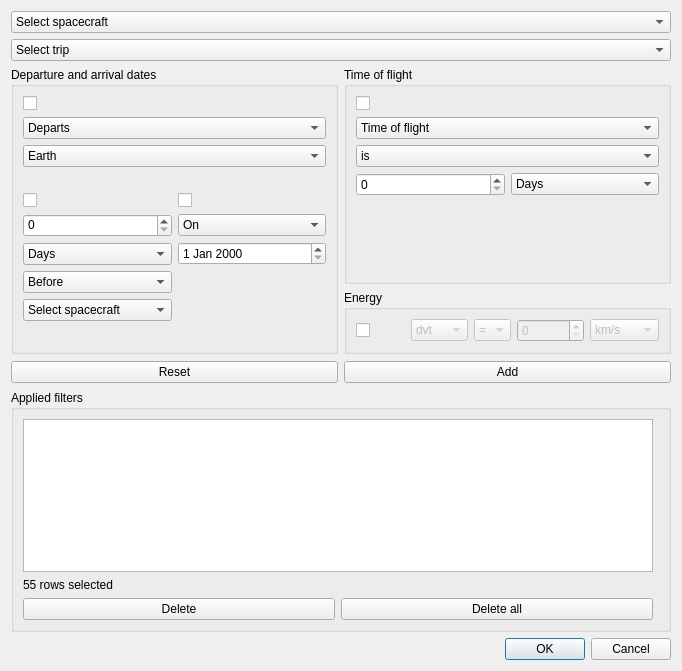
Before: the Qt Designer form src/sonet_pcp_filter_qt.ui in jorialand/sonet_tfm_horia, drawn with Qt 5.
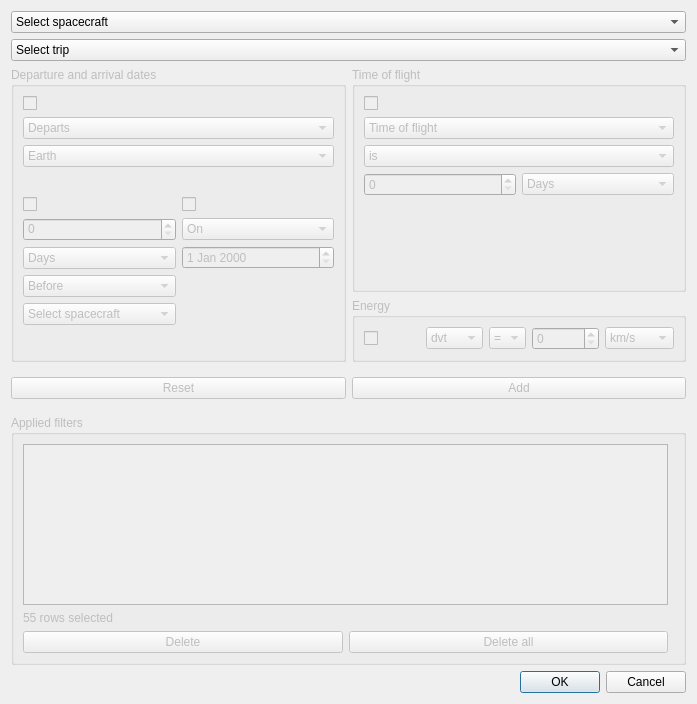
After: the same form once the commit is applied.

```diff
--- a/src/sonet_pcp_filter_qt.ui
+++ b/src/sonet_pcp_filter_qt.ui
@@ -9,8 +9,8 @@
    <rect>
     <x>0</x>
     <y>0</y>
-    <width>682</width>
-    <height>671</height>
+    <width>697</width>
+    <height>704</height>
    </rect>
   </property>
   <property name="windowTitle">
@@ -20,7 +20,7 @@
    <item row="17" column="0" colspan="2">
     <widget class="QGroupBox" name="bottom_group_box">
      <property name="enabled">
-      <bool>true</bool>
+      <bool>false</bool>
      </property>
      <property name="title">
       <string>Applied filters</string>
@@ -33,7 +33,7 @@
           <item>
            <widget class="QPushButton" name="pb_add_4">
             <property name="enabled">
-             <bool>true</bool>
+             <bool>false</bool>
             </property>
             <property name="text">
              <string>Delete</string>
@@ -43,7 +43,7 @@
           <item>
            <widget class="QPushButton" name="pb_add">
             <property name="enabled">
-             <bool>true</bool>
+             <bool>false</bool>
             </property>
             <property name="text">
              <string>Delete all</string>
@@ -55,7 +55,7 @@
         <item row="1" column="0" colspan="2">
          <widget class="QLabel" name="label">
           <property name="enabled">
-           <bool>true</bool>
+           <bool>false</bool>
           </property>
           <property name="text">
            <string>55 rows selected</string>
@@ -65,7 +65,7 @@
         <item row="0" column="0">
          <widget class="QTableView" name="applied_filters_table_view">
           <property name="enabled">
-           <bool>true</bool>
+           <bool>false</bool>
           </property>
          </widget>
         </item>
@@ -77,7 +77,7 @@
    <item row="4" column="0">
     <spacer name="verticalSpacer_5">
      <property name="enabled">
-      <bool>true</bool>
+      <bool>false</bool>
      </property>
      <property name="orientation">
       <enum>Qt::Vertical</enum>
@@ -93,7 +93,7 @@
    <item row="10" column="0">
     <spacer name="verticalSpacer_6">
      <property name="enabled">
-      <bool>true</bool>
+      <bool>false</bool>
      </property>
      <property name="orientation">
       <enum>Qt::Vertical</enum>
@@ -136,7 +136,7 @@
      <item>
       <widget class="QPushButton" name="pb_clean">
        <property name="enabled">
-        <bool>true</bool>
+        <bool>false</bool>
        </property>
        <property name="text">
         <string>Reset</string>
@@ -146,7 +146,7 @@
      <item>
       <widget class="QPushButton" name="pb_add_6">
        <property name="enabled">
-        <bool>true</bool>
+        <bool>false</bool>
        </property>
        <property name="text">
         <string>Add</string>
@@ -160,7 +160,7 @@
      <item row="1" column="2">
       <widget class="QGroupBox" name="time_of_flight_group_box">
        <property name="enabled">
-        <bool>true</bool>
+        <bool>false</bool>
        </property>
        <property name="sizePolicy">
         <sizepolicy hsizetype="Expanding" vsizetype="Preferred">
@@ -180,7 +180,7 @@
           <item row="0" column="0" colspan="2">
            <widget class="QComboBox" name="combo_time_of_flight">
             <property name="enabled">
-             <bool>true</bool>
+             <bool>false</bool>
             </property>
             <item>
              <property name="text">
@@ -192,7 +192,7 @@
           <item row="1" column="0" colspan="2">
            <widget class="QComboBox" name="combo_time_of_flight_operator">
             <property name="enabled">
-             <bool>true</bool>
+             <bool>false</bool>
             </property>
             <item>
              <property name="text">
@@ -214,14 +214,14 @@
           <item row="3" column="0">
            <widget class="QSpinBox" name="spin_number_2">
             <property name="enabled">
-             <bool>true</bool>
+             <bool>false</bool>
             </property>
            </widget>
           </item>
           <item row="3" column="1">
            <widget class="QComboBox" name="combo_time_scale_2">
             <property name="enabled">
-             <bool>true</bool>
+             <bool>false</bool>
             </property>
             <item>
              <property name="text">
@@ -250,7 +250,7 @@
         <item row="2" column="0">
          <spacer name="verticalSpacer_4">
           <property name="enabled">
-           <bool>true</bool>
+           <bool>false</bool>
           </property>
           <property name="orientation">
            <enum>Qt::Vertical</enum>
@@ -266,7 +266,7 @@
         <item row="0" column="0">
          <widget class="QCheckBox" name="cb_time_of_flight">
           <property name="enabled">
-           <bool>true</bool>
+           <bool>false</bool>
           </property>
           <property name="text">
            <string/>
@@ -279,7 +279,7 @@
      <item row="2" column="2">
       <widget class="QGroupBox" name="energy_group_box">
        <property name="enabled">
-        <bool>true</bool>
+        <bool>false</bool>
        </property>
        <property name="title">
         <string>Energy</string>
@@ -288,7 +288,7 @@
         <item>
          <widget class="QCheckBox" name="cb_energy">
           <property name="enabled">
-           <bool>true</bool>
+           <bool>false</bool>
           </property>
           <property name="text">
            <string/>
@@ -396,7 +396,7 @@
      <item row="1" column="1" rowspan="2">
       <widget class="QGroupBox" name="top_left_group_box">
        <property name="enabled">
-        <bool>true</bool>
+        <bool>false</bool>
        </property>
        <property name="title">
         <string>Departure and arrival dates</string>
@@ -407,7 +407,7 @@
           <item>
            <widget class="QCheckBox" name="cb_time_of_flight_2">
             <property name="enabled">
-             <bool>true</bool>
+             <bool>false</bool>
             </property>
             <property name="text">
              <string/>
@@ -417,7 +417,7 @@
           <item>
            <widget class="QComboBox" name="combo_dept_arriv">
             <property name="enabled">
-             <bool>true</bool>
+             <bool>false</bool>
             </property>
             <property name="sizePolicy">
              <sizepolicy hsizetype="MinimumExpanding" vsizetype="Fixed">
@@ -440,7 +440,7 @@
           <item>
            <widget class="QComboBox" name="combo_planet">
             <property name="enabled">
-             <bool>true</bool>
+             <bool>false</bool>
             </property>
             <property name="sizePolicy">
              <sizepolicy hsizetype="Minimum" vsizetype="Fixed">
@@ -463,7 +463,7 @@
           <item>
            <spacer name="verticalSpacer_3">
             <property name="enabled">
-             <bool>true</bool>
+             <bool>false</bool>
             </property>
             <property name="orientation">
              <enum>Qt::Vertical</enum>
@@ -486,7 +486,7 @@
               <item>
                <widget class="QCheckBox" name="checkBox">
                 <property name="enabled">
-                 <bool>true</bool>
+                 <bool>false</bool>
                 </property>
                 <property name="text">
                  <string/>
@@ -496,7 +496,7 @@
               <item>
                <widget class="QSpinBox" name="spin_number">
                 <property name="enabled">
-                 <bool>true</bool>
+                 <bool>false</bool>
                 </property>
                 <property name="sizePolicy">
                  <sizepolicy hsizetype="MinimumExpanding" vsizetype="Fixed">
@@ -515,7 +515,7 @@
               <item>
                <widget class="QComboBox" name="combo_time_scale">
                 <property name="enabled">
-                 <bool>true</bool>
+                 <bool>false</bool>
                 </property>
                 <property name="sizePolicy">
                  <sizepolicy hsizetype="MinimumExpanding" vsizetype="Fixed">
@@ -556,7 +556,7 @@
               <item>
                <widget class="QComboBox" name="combo_when">
                 <property name="enabled">
-                 <bool>true</bool>
+                 <bool>false</bool>
                 </property>
                 <property name="sizePolicy">
                  <sizepolicy hsizetype="MinimumExpanding" vsizetype="Fixed">
@@ -579,7 +579,7 @@
               <item>
                <widget class="QComboBox" name="combo_select_spacecraft">
                 <property name="enabled">
-                 <bool>true</bool>
+                 <bool>false</bool>
                 </property>
                 <property name="sizePolicy">
                  <sizepolicy hsizetype="MinimumExpanding" vsizetype="Fixed">
@@ -597,7 +597,7 @@
               <item>
                <spacer name="verticalSpacer">
                 <property name="enabled">
-                 <bool>true</bool>
+                 <bool>false</bool>
                 </property>
                 <property name="orientation">
                  <enum>Qt::Vertical</enum>
@@ -620,7 +620,7 @@
               <item>
                <widget class="QCheckBox" name="checkBox_2">
                 <property name="enabled">
-                 <bool>true</bool>
+                 <bool>false</bool>
                 </property>
                 <property name="text">
                  <string/>
@@ -630,7 +630,7 @@
               <item>
                <widget class="QComboBox" name="combo_when_2">
                 <property name="enabled">
-                 <bool>true</bool>
+                 <bool>false</bool>
                 </property>
                 <property name="sizePolicy">
                  <sizepolicy hsizetype="MinimumExpanding" vsizetype="Fixed">
@@ -658,7 +658,7 @@
               <item>
                <widget class="QDateEdit" name="dateEdit">
                 <property name="enabled">
-                 <bool>true</bool>
+                 <bool>false</bool>
                 </property>
                 <property name="sizePolicy">
                  <sizepolicy hsizetype="MinimumExpanding" vsizetype="Fixed">
@@ -671,7 +671,7 @@
               <item>
                <spacer name="verticalSpacer_2">
                 <property name="enabled">
-                 <bool>true</bool>
+                 <bool>false</bool>
                 </property>
                 <property name="orientation">
                  <enum>Qt::Vertical</enum>
```
Left out of the diff: 12 changed lines with no effect on the pictures.
